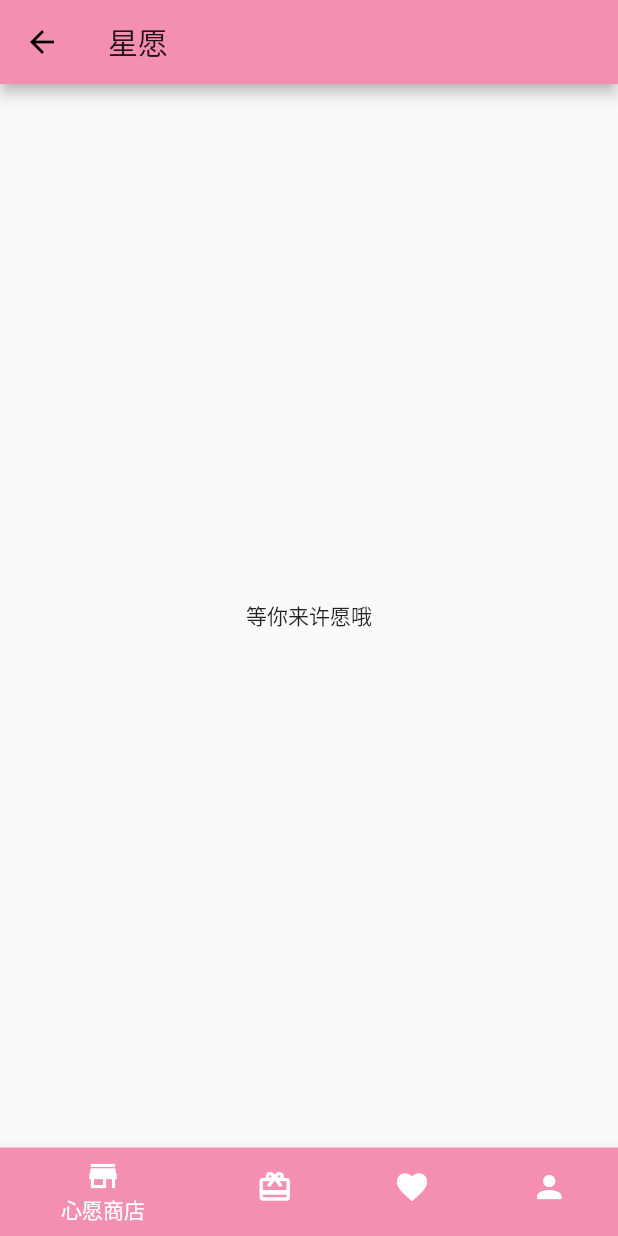
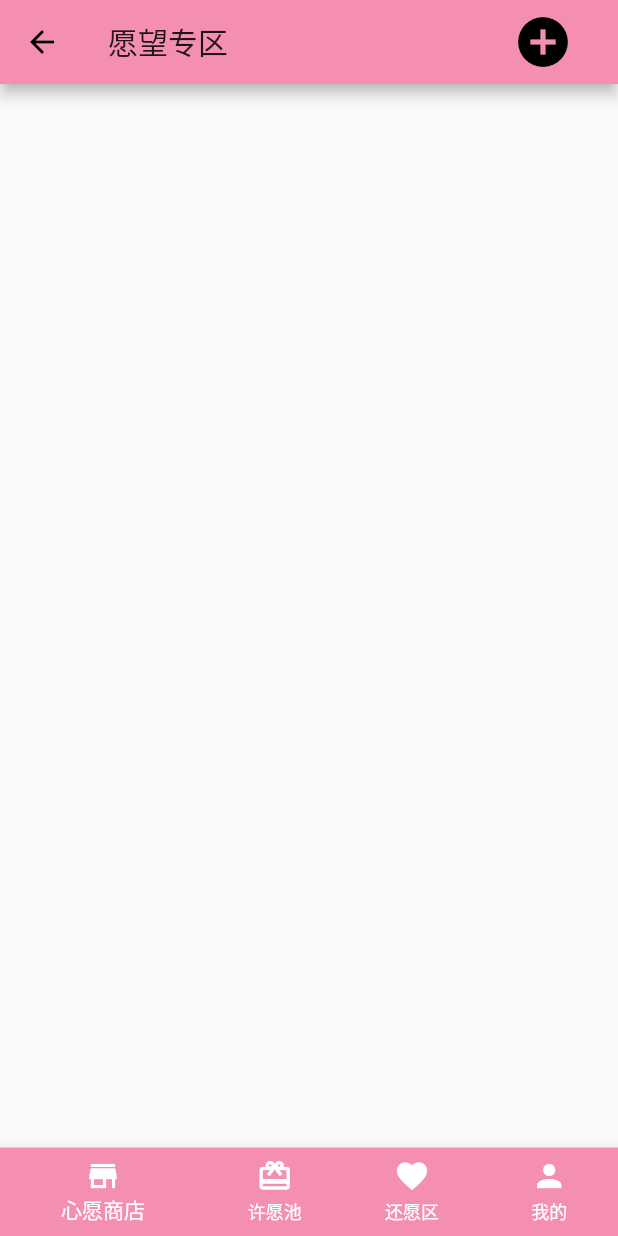
Before and after one commit to tanyanbo/xingyuan, a Flutter app: the HomePage screen opened by its route, on a phone screen of 412 x 824 dp. Run offline on Flutter 3.47's test engine with Material 2 defaults, Android fonts, the light colour scheme and no system bars.

Commit message:
add wish main and add wish pages

```diff
--- a/lib/main.dart
+++ b/lib/main.dart
@@ -1,6 +1,7 @@
 import 'package:flutter/material.dart';
 import 'package:xingyuan/screens/AuthenticationPage.dart';
 import 'package:xingyuan/screens/HomePage.dart';
+import 'package:xingyuan/screens/tabNavigation/wish/AddWish.dart';
 
 void main() {
   runApp(MyApp());
@@ -10,13 +11,14 @@ class MyApp extends StatelessWidget {
   @override
   Widget build(BuildContext context) {
     return MaterialApp(
-      title: 'Flutter Demo',
+      title: '星愿',
       theme: ThemeData(
         primaryColor: Colors.pink[200],
       ),
       routes: {
         '/': (_) => AuthenticationPage(),
         '/home': (_) => HomePage(title: '星愿'),
+        '/addwish': (_) => AddWishPage(),
       },
     );
   }
--- a/lib/screens/HomePage.dart
+++ b/lib/screens/HomePage.dart
@@ -1,4 +1,5 @@
 import 'package:flutter/material.dart';
+import 'package:xingyuan/screens/tabNavigation/wish/WishMain.dart';
 
 class HomePage extends StatefulWidget {
   HomePage({Key? key, required this.title}) : super(key: key);
@@ -13,10 +14,9 @@ class _HomePageState extends State<HomePage> {
   int _selectedIndex = 0;
   static const TextStyle optionStyle =
       TextStyle(fontSize: 30, fontWeight: FontWeight.bold);
-  static const List<Widget> _widgetOptions = <Widget>[
-    Text(
-      'Index 0: Home',
-      style: optionStyle,
+  static List<Widget> _widgetOptions = <Widget>[
+    WishMain(
+      title: '愿望专区',
     ),
     Text(
       'Index 1: Business',
@@ -41,12 +41,7 @@ class _HomePageState extends State<HomePage> {
   @override
   Widget build(BuildContext context) {
     return Scaffold(
-      appBar: AppBar(
-        title: Text(widget.title),
-      ),
-      body: Center(
-        child: Text("等你来许愿哦"),
-      ),
+      body: _widgetOptions[_selectedIndex],
       bottomNavigationBar: BottomNavigationBar(
         items: <BottomNavigationBarItem>[
           BottomNavigationBarItem(
@@ -73,6 +68,7 @@ class _HomePageState extends State<HomePage> {
         currentIndex: _selectedIndex,
         selectedItemColor: Colors.white,
         onTap: _onItemTapped,
+        showUnselectedLabels: true,
       ),
     );
   }
--- /dev/null
+++ b/lib/screens/tabNavigation/wish/WishMain.dart
@@ -0,0 +1,29 @@
+import 'package:flutter/material.dart';
+
+class WishMain extends StatelessWidget {
+  String title;
+  WishMain({Key? key, required this.title}) : super(key: key);
+
+  @override
+  Widget build(BuildContext context) {
+    return Scaffold(
+      appBar: AppBar(
+        title: Text('愿望专区'),
+        actions: [
+          IconButton(
+            onPressed: () {
+              Navigator.of(context).pushNamed('/addwish');
+            },
+            icon: Icon(
+              Icons.add_circle_outlined,
+              size: 40,
+            ),
+          ),
+          SizedBox(
+            width: 30,
+          )
+        ],
+      ),
+    );
+  }
+}
```
Also changed, not shown: lib/screens/AuthenticationPage.dart (+64 -11 lines), lib/screens/tabNavigation/wish/AddWish.dart (added, +19 -0 lines).
